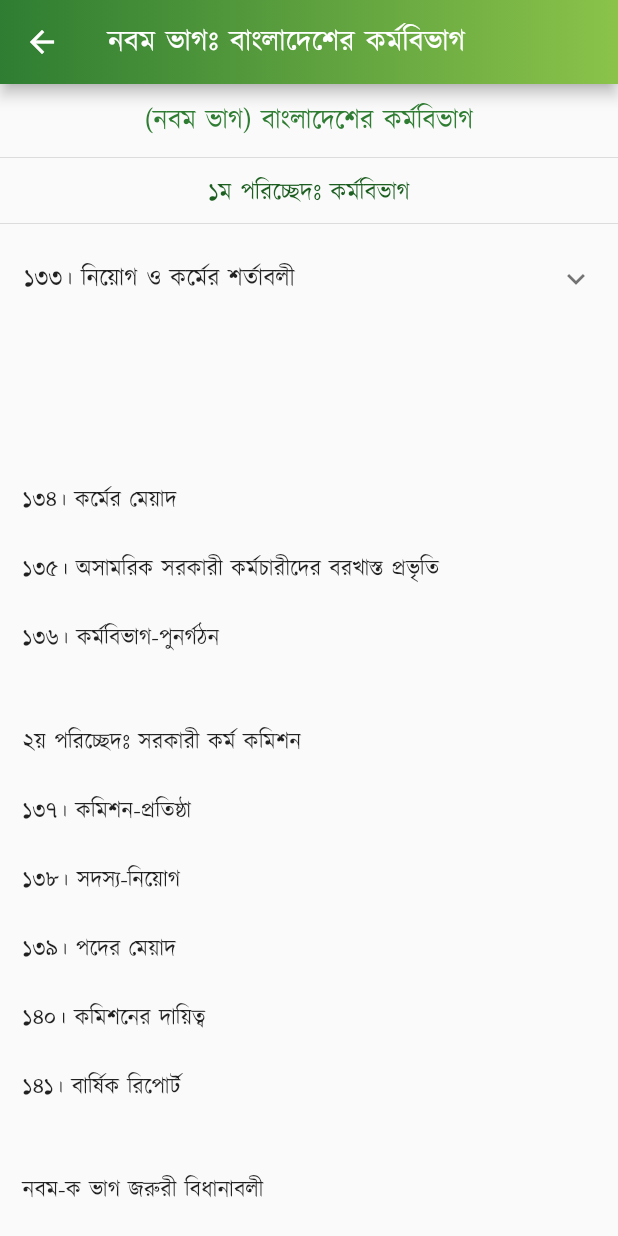
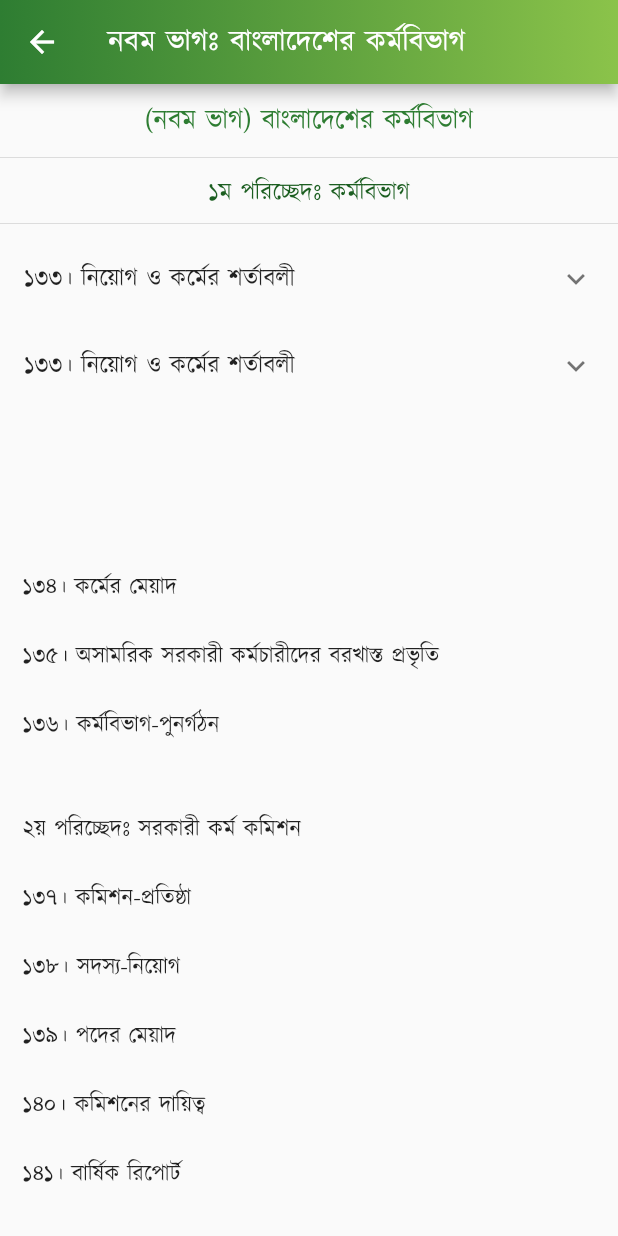
Before and after one commit to Azimul-Haque/flutter-onesignal, a Flutter app: the PartNine screen opened directly, on a phone screen of 412 x 824 dp. Run offline on Flutter 3.47's test engine with Material 2 defaults, Android fonts, the phone set to English and light mode, and no system bars; our stand-ins replace fluttertoast, package_info_plus, percent_indicator, shared_preferences, sqflite; missing offline and left inert: blinking_text, flutter_share, onesignal_flutter, slide_popup_dialog; accounts and stored records are empty; network calls fail.

Commit message:
Commit Sat 04/30/2022  0:08:44.23 18065

```diff
--- a/lib/pages/constitution/part9.dart
+++ b/lib/pages/constitution/part9.dart
@@ -47,7 +47,17 @@ class PartNine extends StatelessWidget {
             children: <Widget>[
               ListTile(
                   title: SelectableText(
-                '১৩৩। এই সংবিধানের বিধানাবলী-সাপেক্ষে সংসদ আইনের দ্বারা প্রজাতন্ত্রের কর্মে কর্মচারীদের নিয়োগ ও কর্মের শর্তাবলী নিয়ন্ত্রণ করিতে পারিবেন: তবে শর্ত থাকে যে, এই উদ্দেশ্যে আইনের দ্বারা বা অধীন বিধান প্রণীত না হওয়া পর্যন্ত অনুরূপ কর্মচারীদের নিয়োগ ও কর্মের শর্তাবলী নিয়ন্ত্রণ করিয়া বিধিসমূহ-প্রণয়নের ক্ষমতা রাষ্ট্রপতির থাকিবে এবং অনুরূপ যে কোন আইনের বিধানাবলী-সাপেক্ষে অনুরূপ বিধিসমূহ কার্যকর হইবে।',
+                '১৩৩। এই সংবিধানের বিধানাবলী-সাপেক্ষে সংসদ আইনের দ্বারা প্রজাতন্ত্রের কর্মে কর্মচারীদের নিয়োগ ও কর্মের শর্তাবলী নিয়ন্ত্রণ করিতে পারিবেন: \nতবে শর্ত থাকে যে, এই উদ্দেশ্যে আইনের দ্বারা বা অধীন বিধান প্রণীত না হওয়া পর্যন্ত অনুরূপ কর্মচারীদের নিয়োগ ও কর্মের শর্তাবলী নিয়ন্ত্রণ করিয়া বিধিসমূহ-প্রণয়নের ক্ষমতা রাষ্ট্রপতির থাকিবে এবং অনুরূপ যে কোন আইনের বিধানাবলী-সাপেক্ষে অনুরূপ বিধিসমূহ কার্যকর হইবে।',
+                textAlign: TextAlign.justify,
+              )),
+            ],
+          ),
+          ExpansionTile(
+            title: Text('১৩৩। নিয়োগ ও কর্মের শর্তাবলী'),
+            children: <Widget>[
+              ListTile(
+                  title: SelectableText(
+                '১৩৩। এই সংবিধানের বিধানাবলী-সাপেক্ষে সংসদ আইনের দ্বারা প্রজাতন্ত্রের কর্মে কর্মচারীদের নিয়োগ ও কর্মের শর্তাবলী নিয়ন্ত্রণ করিতে পারিবেন: \nতবে শর্ত থাকে যে, এই উদ্দেশ্যে আইনের দ্বারা বা অধীন বিধান প্রণীত না হওয়া পর্যন্ত অনুরূপ কর্মচারীদের নিয়োগ ও কর্মের শর্তাবলী নিয়ন্ত্রণ করিয়া বিধিসমূহ-প্রণয়নের ক্ষমতা রাষ্ট্রপতির থাকিবে এবং অনুরূপ যে কোন আইনের বিধানাবলী-সাপেক্ষে অনুরূপ বিধিসমূহ কার্যকর হইবে।',
                 textAlign: TextAlign.justify,
               )),
             ],
```
